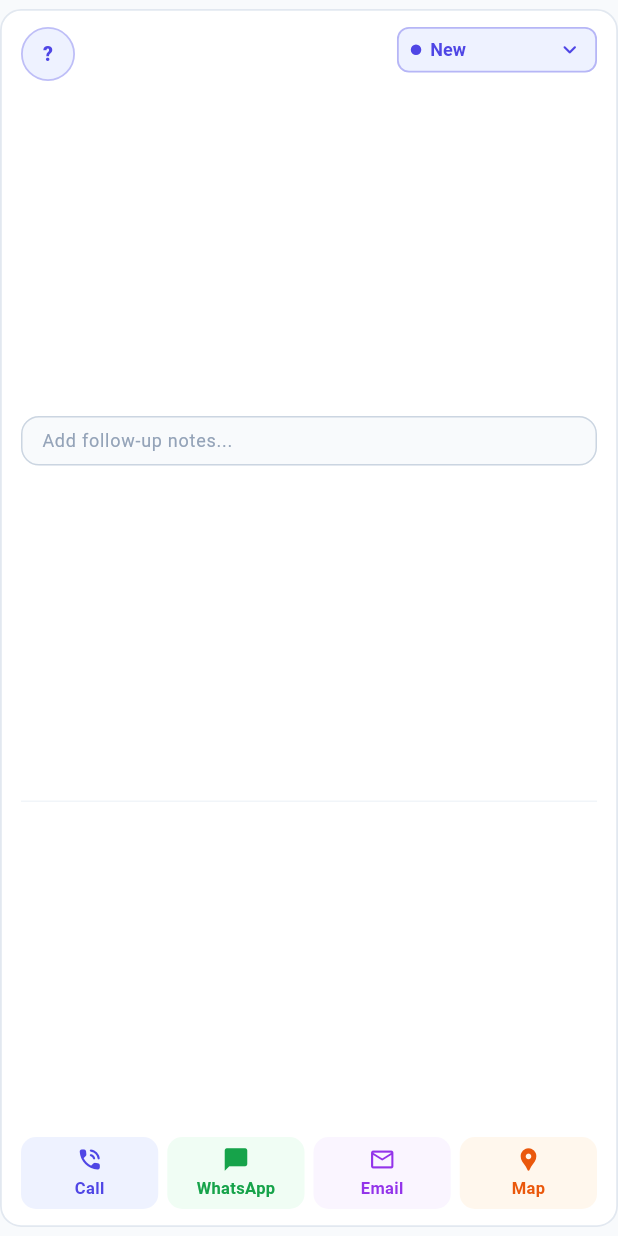
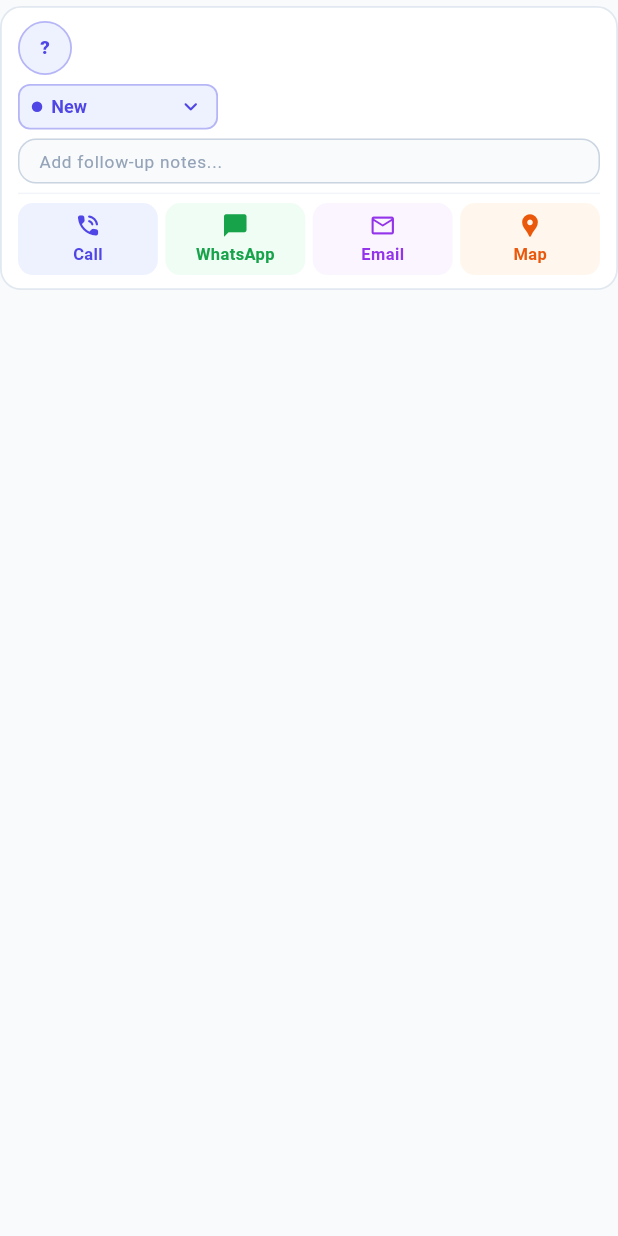
Before and after one commit to AmbekarAditya/campuscrm, a Flutter app: the InquiryCard widget shown alone on an empty page, opened directly with empty values, on a phone screen of 412 x 824 dp. Run offline on Flutter 3.47's test engine with Material 3 defaults, Android fonts, the phone set to English and light mode, and no system bars; our stand-ins replace cloud_firestore, firebase_core, flutter_riverpod; accounts and stored records are empty.

Commit message:
Fix inquiry card overlapping in mobile view and ensure responsive alignment across all devices

```diff
--- a/lib/features/inquiries/presentation/widgets/inquiry_card.dart
+++ b/lib/features/inquiries/presentation/widgets/inquiry_card.dart
@@ -168,21 +168,22 @@ class _InquiryCardState extends State<InquiryCard> {
     final isDueToday = isFollowUp && _isToday(followUpDate);
 
     return Card(
+      margin: const EdgeInsets.symmetric(vertical: 4, horizontal: 0),
       child: Padding(
-        padding: const EdgeInsets.symmetric(horizontal: 14, vertical: 12),
+        padding: const EdgeInsets.symmetric(horizontal: 12, vertical: 10),
         child: LayoutBuilder(
           builder: (context, constraints) {
-            final isBounded = constraints.hasBoundedHeight;
+            final cardWidth = constraints.maxWidth;
+            // On mobile / narrow screens (< 480px), layout header, status, notes, and actions in spacious stacked rows
+            final isCompact = cardWidth < 480;
+
             return Column(
-              mainAxisSize: isBounded ? MainAxisSize.max : MainAxisSize.min,
-              mainAxisAlignment: isBounded
-                  ? MainAxisAlignment.spaceBetween
-                  : MainAxisAlignment.start,
+              mainAxisSize: MainAxisSize.min,
               crossAxisAlignment: CrossAxisAlignment.start,
               children: [
-                // Top Row: Avatar + Name + Phone/Location + Status Dropdown
+                // 1. Header Row (Avatar + Name & Contacts + Delete button / Status on wide)
                 Row(
-                  crossAxisAlignment: CrossAxisAlignment.start,
+                  crossAxisAlignment: CrossAxisAlignment.center,
                   children: [
                     // Student Initials Avatar
                     Container(
@@ -192,7 +193,7 @@ class _InquiryCardState extends State<InquiryCard> {
                         color: status.backgroundColor,
                         shape: BoxShape.circle,
                         border: Border.all(
-                          color: status.foregroundColor.withValues(alpha: 0.3),
+                          color: status.foregroundColor.withValues(alpha: 0.35),
                           width: 1.2,
                         ),
                       ),
@@ -200,23 +201,24 @@ class _InquiryCardState extends State<InquiryCard> {
                       child: Text(
                         _getInitials(inquiry.name),
                         style: TextStyle(
-                          fontSize: 13,
+                          fontSize: 12.5,
                           fontWeight: FontWeight.w800,
                           color: status.foregroundColor,
                         ),
                       ),
                     ),
-                    const SizedBox(width: 10),
+                    const SizedBox(width: 8),
 
-                    // Name, Phone & Location
+                    // Name, Phone & Location (Full available width in Expanded)
                     Expanded(
                       child: Column(
                         crossAxisAlignment: CrossAxisAlignment.start,
+                        mainAxisSize: MainAxisSize.min,
                         children: [
                           Text(
                             inquiry.name,
                             style: const TextStyle(
-                              fontSize: 15,
+                              fontSize: 14.5,
                               fontWeight: FontWeight.w700,
                               color: Color(0xFF0F172A),
                               height: 1.2,
@@ -224,7 +226,7 @@ class _InquiryCardState extends State<InquiryCard> {
                             maxLines: 1,
                             overflow: TextOverflow.ellipsis,
                           ),
-                          const SizedBox(height: 3),
+                          const SizedBox(height: 2),
                           Wrap(
                             spacing: 8,
                             runSpacing: 2,
@@ -236,16 +238,19 @@ class _InquiryCardState extends State<InquiryCard> {
                                   children: [
                                     const Icon(
                                       Icons.phone_outlined,
-                                      size: 12,
+                                      size: 11.5,
                                       color: Color(0xFF64748B),
                                     ),
                                     const SizedBox(width: 3),
-                                    Text(
-                                      inquiry.phone,
-                                      style: const TextStyle(
-                                        fontSize: 12,
-                                        fontWeight: FontWeight.w500,
-                                        color: Color(0xFF475569),
+                                    Flexible(
+                                      child: Text(
+                                        inquiry.phone,
+                                        style: const TextStyle(
+                                          fontSize: 11.5,
+                                          fontWeight: FontWeight.w500,
+                                          color: Color(0xFF475569),
+                                        ),
+                                        overflow: TextOverflow.ellipsis,
                                       ),
                                     ),
                                   ],
@@ -256,19 +261,21 @@ class _InquiryCardState extends State<InquiryCard> {
                                   children: [
                                     const Icon(
                                       Icons.location_on_outlined,
-                                      size: 12,
+                                      size: 11.5,
                                       color: Color(0xFF64748B),
                                     ),
                                     const SizedBox(width: 2),
-                                    Text(
-                                      inquiry.areaCity,
-                                      style: const TextStyle(
-                                        fontSize: 12,
-                                        fontWeight: FontWeight.w500,
-                                        color: Color(0xFF64748B),
+                                    Flexible(
+                                      child: Text(
+                                        inquiry.areaCity,
+                                        style: const TextStyle(
+                                          fontSize: 11.5,
+                                          fontWeight: FontWeight.w500,
+                                          color: Color(0xFF64748B),
+                                        ),
+                                        maxLines: 1,
+                                        overflow: TextOverflow.ellipsis,
                                       ),
-                                      maxLines: 1,
-                                      overflow: TextOverflow.ellipsis,
                                     ),
                                   ],
                                 ),
@@ -277,70 +284,12 @@ class _InquiryCardState extends State<InquiryCard> {
                         ],
                       ),
                     ),
-                    const SizedBox(width: 8),
 
-                    // Compact Color-Coded Status Dropdown
-                    Container(
-                      padding:
-                          const EdgeInsets.symmetric(horizontal: 8, vertical: 2),
-                      decoration: BoxDecoration(
-                        color: status.backgroundColor,
-                        borderRadius: BorderRadius.circular(8),
-                        border: Border.all(
-                          color: status.foregroundColor.withValues(alpha: 0.35),
-                          width: 1.2,
-                        ),
-                      ),
-                      child: DropdownButtonHideUnderline(
-                        child: DropdownButton<InquiryStatus>(
-                          value: status,
-                          isDense: true,
-                          icon: Icon(
-                            Icons.keyboard_arrow_down_rounded,
-                            size: 18,
-                            color: status.foregroundColor,
-                          ),
-                          borderRadius: BorderRadius.circular(10),
-                          style: TextStyle(
-                            fontSize: 12,
-                            fontWeight: FontWeight.w700,
-                            color: status.foregroundColor,
-                          ),
-                          onChanged: (InquiryStatus? newStatus) {
-                            if (newStatus != null && newStatus != status) {
-                              _handleStatusChange(newStatus);
-                            }
-                          },
-                          items: InquiryStatus.values.map((itemStatus) {
-                            return DropdownMenuItem<InquiryStatus>(
-                              value: itemStatus,
-                              child: Row(
-                                mainAxisSize: MainAxisSize.min,
-                                children: [
-                                  Container(
-                                    width: 7,
-                                    height: 7,
-                                    decoration: BoxDecoration(
-                                      color: itemStatus.foregroundColor,
-                                      shape: BoxShape.circle,
-                                    ),
-                                  ),
-                                  const SizedBox(width: 6),
-                                  Text(
-                                    itemStatus.label,
-                                    style: TextStyle(
-                                      fontSize: 12,
-                                      color: itemStatus.foregroundColor,
-                                      fontWeight: FontWeight.w700,
-                                    ),
-                                  ),
-                                ],
-                              ),
-                            );
-                          }).toList(),
-                        ),
-                      ),
-                    ),
+                    if (!isCompact) ...[
+                      const SizedBox(width: 8),
+                      _buildStatusDropdown(status),
+                    ],
+
                     if (widget.onDelete != null) ...[
                       const SizedBox(width: 4),
                       IconButton(
@@ -360,72 +309,33 @@ class _InquiryCardState extends State<InquiryCard> {
                   ],
                 ),
 
-                // Follow-Up Date Tag on Card (if status is Follow-Up)
-                if (isFollowUp) ...[
-                  if (!isBounded) const SizedBox(height: 6),
-                  InkWell(
-                    onTap: () => _pickFollowUpDate(context),
-                    borderRadius: BorderRadius.circular(8),
-                    child: Container(
-                      padding:
-                          const EdgeInsets.symmetric(horizontal: 8, vertical: 3),
-                      decoration: BoxDecoration(
-                        color: isDueToday
-                            ? const Color(0xFFFEF3C7)
-                            : const Color(0xFFF1F5F9),
-                        borderRadius: BorderRadius.circular(8),
-                        border: Border.all(
-                          color: isDueToday
-                              ? const Color(0xFFF59E0B)
-                              : const Color(0xFFCBD5E1),
-                          width: 1,
-                        ),
-                      ),
-                      child: Row(
-                        mainAxisSize: MainAxisSize.min,
-                        children: [
-                          Icon(
-                            Icons.event_repeat_rounded,
-                            size: 13,
-                            color: isDueToday
-                                ? const Color(0xFFB45309)
-                                : const Color(0xFF475569),
-                          ),
-                          const SizedBox(width: 4),
-                          Text(
-                            isDueToday
-                                ? 'Follow-Up: Today (${_formatDate(followUpDate)})'
-                                : 'Follow-Up Date: ${_formatDate(followUpDate)}',
-                            style: TextStyle(
-                              fontSize: 11,
-                              fontWeight: FontWeight.w700,
-                              color: isDueToday
-                                  ? const Color(0xFF92400E)
-                                  : const Color(0xFF334155),
-                            ),
-                          ),
-                          const SizedBox(width: 4),
-                          Icon(
-                            Icons.edit_calendar_rounded,
-                            size: 12,
-                            color: isDueToday
-                                ? const Color(0xFFB45309)
-                                : const Color(0xFF64748B),
-                          ),
-                        ],
-                      ),
-                    ),
+                // 2. Status & Follow-Up Section
+                if (isCompact) ...[
+                  const SizedBox(height: 6),
+                  Wrap(
+                    spacing: 8,
+                    runSpacing: 4,
+                    crossAxisAlignment: WrapCrossAlignment.center,
+                    children: [
+                      _buildStatusDropdown(status),
+                      if (isFollowUp)
+                        _buildFollowUpBadge(followUpDate, isDueToday),
+                    ],
                   ),
+                ] else if (isFollowUp) ...[
+                  const SizedBox(height: 5),
+                  _buildFollowUpBadge(followUpDate, isDueToday),
                 ],
 
-                if (!isBounded) const SizedBox(height: 6),
+                const SizedBox(height: 6),
 
-                // Compact Remarks TextField with inline Save button
+                // 3. Compact Remarks TextField with inline Save button
                 TextField(
                   controller: _remarksController,
                   maxLines: 1,
                   textInputAction: TextInputAction.done,
-                  style: const TextStyle(fontSize: 12.5, color: Color(0xFF1E293B)),
+                  style:
+                      const TextStyle(fontSize: 12, color: Color(0xFF1E293B)),
                   onChanged: (value) {
                     setState(() {
                       _isRemarksDirty = value != inquiry.remarks;
@@ -441,22 +351,23 @@ class _InquiryCardState extends State<InquiryCard> {
                         ? 'Add follow-up notes...'
                         : inquiry.remarks,
                     hintStyle: TextStyle(
-                      fontSize: 12,
+                      fontSize: 11.5,
                       color: inquiry.remarks.isEmpty
                           ? const Color(0xFF94A3B8)
                           : const Color(0xFF334155),
                     ),
                     contentPadding:
-                        const EdgeInsets.symmetric(horizontal: 10, vertical: 7),
+                        const EdgeInsets.symmetric(horizontal: 10, vertical: 6),
                     suffixIcon: _isRemarksDirty
                         ? IconButton(
-                            iconSize: 18,
+                            iconSize: 17,
                             padding: EdgeInsets.zero,
                             constraints:
-                                const BoxConstraints(minWidth: 28, minHeight: 28),
+                                const BoxConstraints(minWidth: 26, minHeight: 26),
                             tooltip: 'Save Remarks',
                             onPressed: () {
-                              widget.onRemarksSaved(_remarksController.text.trim());
+                              widget
+                                  .onRemarksSaved(_remarksController.text.trim());
                               setState(() => _isRemarksDirty = false);
                               FocusScope.of(context).unfocus();
                             },
@@ -469,11 +380,11 @@ class _InquiryCardState extends State<InquiryCard> {
                   ),
                 ),
 
-                if (!isBounded) const SizedBox(height: 6),
+                const SizedBox(height: 6),
                 const Divider(height: 1, color: Color(0xFFF1F5F9)),
-                if (!isBounded) const SizedBox(height: 6),
+                const SizedBox(height: 6),
 
-                // Row of 4 1-Click Action Icon Buttons
+                // 4. Row of 4 1-Click Action Icon Buttons
                 Row(
                   children: [
                     Expanded(
@@ -488,7 +399,7 @@ class _InquiryCardState extends State<InquiryCard> {
                         ),
                       ),
                     ),
-                    const SizedBox(width: 6),
+                    const SizedBox(width: 5),
                     Expanded(
                       child: _ActionIconButton(
                         icon: Icons.chat_bubble_rounded,
@@ -496,7 +407,8 @@ class _InquiryCardState extends State<InquiryCard> {
                         color: const Color(0xFF16A34A),
                         backgroundColor: const Color(0xFFF0FDF4),
                         onPressed: () {
-                          final cleanPhone = _sanitizeWhatsAppNumber(inquiry.phone);
+                          final cleanPhone =
+                              _sanitizeWhatsAppNumber(inquiry.phone);
                           _launchActionUrl(
                             context,
                             Uri.parse('https://wa.me/$cleanPhone'),
@@ -504,7 +416,7 @@ class _InquiryCardState extends State<InquiryCard> {
                         },
                       ),
                     ),
-                    const SizedBox(width: 6),
+                    const SizedBox(width: 5),
                     Expanded(
                       child: _ActionIconButton(
                         icon: Icons.email_outlined,
@@ -517,7 +429,7 @@ class _InquiryCardState extends State<InquiryCard> {
                         ),
                       ),
                     ),
-                    const SizedBox(width: 6),
+                    const SizedBox(width: 5),
                     Expanded(
                       child: _ActionIconButton(
                         icon: Icons.location_pin,
@@ -529,7 +441,8 @@ class _InquiryCardState extends State<InquiryCard> {
                               Uri.encodeComponent(inquiry.areaCity);
                           _launchActionUrl(
                             context,
-                            Uri.parse('https://maps.google.com/?q=$encodedLocation'),
+                            Uri.parse(
+                                'https://maps.google.com/?q=$encodedLocation'),
                           );
                         },
                       ),
@@ -539,6 +452,128 @@ class _InquiryCardState extends State<InquiryCard> {
               ],
             );
           },
+        ),
+      ),
+    );
+  }
+
+  Widget _buildStatusDropdown(InquiryStatus status) {
+    return Container(
+      padding: const EdgeInsets.symmetric(horizontal: 8, vertical: 2),
+      decoration: BoxDecoration(
+        color: status.backgroundColor,
+        borderRadius: BorderRadius.circular(8),
+        border: Border.all(
+          color: status.foregroundColor.withValues(alpha: 0.35),
+          width: 1.2,
+        ),
+      ),
+      child: DropdownButtonHideUnderline(
+        child: DropdownButton<InquiryStatus>(
+          value: status,
+          isDense: true,
+          icon: Icon(
+            Icons.keyboard_arrow_down_rounded,
+            size: 18,
+            color: status.foregroundColor,
+          ),
+          borderRadius: BorderRadius.circular(10),
+          style: TextStyle(
+            fontSize: 12,
+            fontWeight: FontWeight.w700,
+            color: status.foregroundColor,
+          ),
+          onChanged: (InquiryStatus? newStatus) {
+            if (newStatus != null && newStatus != status) {
+              _handleStatusChange(newStatus);
+            }
+          },
+          items: InquiryStatus.values.map((itemStatus) {
+            return DropdownMenuItem<InquiryStatus>(
+              value: itemStatus,
+              child: Row(
+                mainAxisSize: MainAxisSize.min,
+                children: [
+                  Container(
+                    width: 7,
+                    height: 7,
+                    decoration: BoxDecoration(
+                      color: itemStatus.foregroundColor,
+                      shape: BoxShape.circle,
+                    ),
+                  ),
+                  const SizedBox(width: 6),
+                  Text(
+                    itemStatus.label,
+                    style: TextStyle(
+                      fontSize: 12,
+                      color: itemStatus.foregroundColor,
+                      fontWeight: FontWeight.w700,
+                    ),
+                  ),
+                ],
+              ),
+            );
+          }).toList(),
+        ),
+      ),
+    );
+  }
+
+  Widget _buildFollowUpBadge(DateTime followUpDate, bool isDueToday) {
+    return InkWell(
+      onTap: () => _pickFollowUpDate(context),
+      borderRadius: BorderRadius.circular(8),
+      child: Container(
+        padding: const EdgeInsets.symmetric(horizontal: 8, vertical: 4),
+        decoration: BoxDecoration(
+          color: isDueToday
+              ? const Color(0xFFFEF3C7)
+              : const Color(0xFFF1F5F9),
+          borderRadius: BorderRadius.circular(8),
+          border: Border.all(
+            color: isDueToday
+                ? const Color(0xFFF59E0B)
+                : const Color(0xFFCBD5E1),
+            width: 1,
+          ),
+        ),
+        child: Row(
+          mainAxisSize: MainAxisSize.min,
+          children: [
+            Icon(
+              Icons.event_repeat_rounded,
+              size: 13,
+              color: isDueToday
+                  ? const Color(0xFFB45309)
+                  : const Color(0xFF475569),
+            ),
+            const SizedBox(width: 4),
+            Flexible(
+              child: Text(
+                isDueToday
+                    ? 'Follow-Up: Today (${_formatDate(followUpDate)})'
+                    : 'Follow-Up Date: ${_formatDate(followUpDate)}',
+                style: TextStyle(
+                  fontSize: 11,
+                  fontWeight: FontWeight.w700,
+                  color: isDueToday
+                      ? const Color(0xFF92400E)
+                      : const Color(0xFF334155),
+                ),
+                maxLines: 1,
+                overflow: TextOverflow.ellipsis,
+              ),
+            ),
+            const SizedBox(width: 4),
+            Icon(
+              Icons.edit_calendar_rounded,
+              size: 12,
+              color: isDueToday
+                  ? const Color(0xFFB45309)
+                  : const Color(0xFF64748B),
+            ),
+          ],
         ),
       ),
     );
```
Also changed, not shown: lib/features/inquiries/presentation/inquiries_screen.dart (+15 -5 lines), 2 other files.
